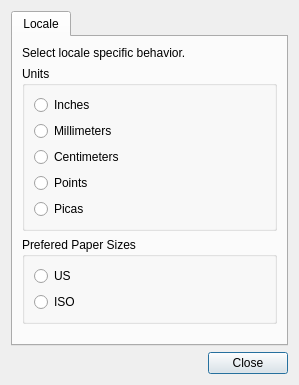
Above: glabels/ui/PreferencesDialog.ui from jimevins/glabels-qt before the change. Below: the same form after it.
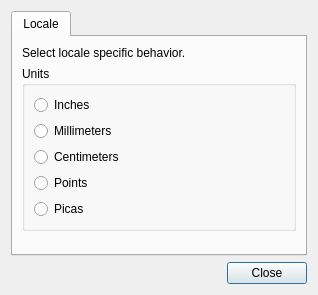
That is the form after the change.

Commit message: Track all three paper size search flags in settings.

```diff
--- a/glabels/ui/PreferencesDialog.ui
+++ b/glabels/ui/PreferencesDialog.ui
@@ -6,8 +6,8 @@
    <rect>
     <x>0</x>
     <y>0</y>
-    <width>299</width>
-    <height>385</height>
+    <width>318</width>
+    <height>295</height>
    </rect>
   </property>
   <property name="windowTitle">
@@ -24,7 +24,7 @@
        <string>Locale</string>
       </attribute>
       <layout class="QGridLayout" name="gridLayout_4">
-       <item row="3" column="0">
+       <item row="2" column="0">
         <spacer name="verticalSpacer">
          <property name="orientation">
           <enum>Qt::Vertical</enum>
@@ -88,29 +88,6 @@
          </layout>
         </widget>
        </item>
-       <item row="2" column="0">
-        <widget class="QGroupBox" name="groupBox_2">
-         <property name="title">
-          <string>Prefered Paper Sizes</string>
-         </property>
-         <layout class="QGridLayout" name="gridLayout_3">
-          <item row="0" column="0">
-           <widget class="QRadioButton" name="preferedPaperSizesUsRadio">
-            <property name="text">
-             <string>US</string>
-            </property>
-           </widget>
-          </item>
-          <item row="1" column="0">
-           <widget class="QRadioButton" name="preferedPaperSizesIsoRadio">
-            <property name="text">
-             <string>ISO</string>
-            </property>
-           </widget>
-          </item>
-         </layout>
-        </widget>
-       </item>
       </layout>
      </widget>
     </widget>
```
Left out of the diff: 32 changed lines with no effect on the pictures. The commit also changes 7 other files.
